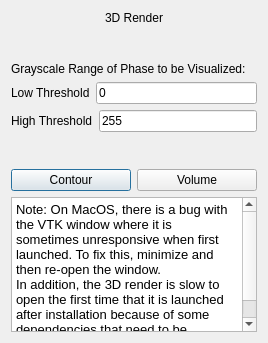
Before: the Qt Designer form gui/src/Visualization/Visualization.ui in nasa/puma, drawn with Qt 5.
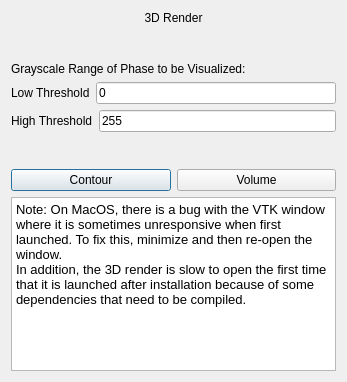
After: the same form once the commit is applied.

Commit message: Fixed linux env with numpy-stl

The edit to the form file:
```diff
--- a/gui/src/Visualization/Visualization.ui
+++ b/gui/src/Visualization/Visualization.ui
@@ -6,8 +6,8 @@
    <rect>
     <x>0</x>
     <y>0</y>
-    <width>266</width>
-    <height>343</height>
+    <width>347</width>
+    <height>382</height>
    </rect>
   </property>
   <property name="minimumSize">
@@ -165,9 +165,9 @@
       <string>&lt;!DOCTYPE HTML PUBLIC &quot;-//W3C//DTD HTML 4.0//EN&quot; &quot;http://www.w3.org/TR/REC-html40/strict.dtd&quot;&gt;
 &lt;html&gt;&lt;head&gt;&lt;meta name=&quot;qrichtext&quot; content=&quot;1&quot; /&gt;&lt;style type=&quot;text/css&quot;&gt;
 p, li { white-space: pre-wrap; }
-&lt;/style&gt;&lt;/head&gt;&lt;body style=&quot; font-family:'.AppleSystemUIFont'; font-size:13pt; font-weight:400; font-style:normal;&quot;&gt;
-&lt;p style=&quot; margin-top:0px; margin-bottom:0px; margin-left:0px; margin-right:0px; -qt-block-indent:0; text-indent:0px;&quot;&gt;&lt;span style=&quot; font-size:10pt;&quot;&gt;Note: On MacOS, there is a bug with the VTK window where it is sometimes unresponsive when first launched. To fix this, minimize and then re-open the window. &lt;/span&gt;&lt;/p&gt;
-&lt;p style=&quot; margin-top:0px; margin-bottom:0px; margin-left:0px; margin-right:0px; -qt-block-indent:0; text-indent:0px;&quot;&gt;&lt;span style=&quot; font-size:10pt;&quot;&gt;In addition, the 3D render is slow to open the first time that it is launched after installation because of some dependencies that need to be compiled.&lt;/span&gt;&lt;/p&gt;&lt;/body&gt;&lt;/html&gt;</string>
+&lt;/style&gt;&lt;/head&gt;&lt;body style=&quot; font-family:'Ubuntu'; font-size:11pt; font-weight:400; font-style:normal;&quot;&gt;
+&lt;p style=&quot; margin-top:0px; margin-bottom:0px; margin-left:0px; margin-right:0px; -qt-block-indent:0; text-indent:0px;&quot;&gt;&lt;span style=&quot; font-family:'.AppleSystemUIFont'; font-size:10pt;&quot;&gt;Note: On MacOS, there is a bug with the VTK window where it is sometimes unresponsive when first launched. To fix this, minimize and then re-open the window. &lt;/span&gt;&lt;/p&gt;
+&lt;p style=&quot; margin-top:0px; margin-bottom:0px; margin-left:0px; margin-right:0px; -qt-block-indent:0; text-indent:0px;&quot;&gt;&lt;span style=&quot; font-family:'.AppleSystemUIFont'; font-size:10pt;&quot;&gt;In addition, the 3D render is slow to open the first time that it is launched after installation because of some dependencies that need to be compiled.&lt;/span&gt;&lt;/p&gt;&lt;/body&gt;&lt;/html&gt;</string>
      </property>
     </widget>
    </item>
```
The commit also changes 2 other files.
